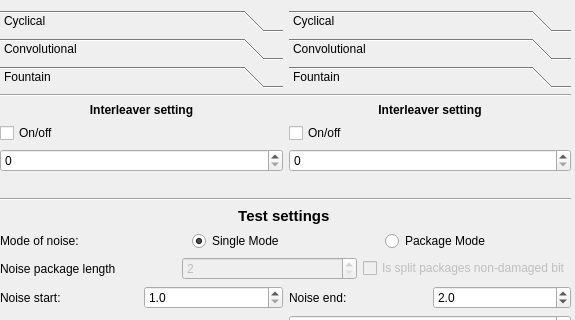
This is src/GUI/UI/window.ui in Banifest/Codding as Qt 5 draws it before an edit; both pictures show x 0 to 575 and y 157 to 477 of the 575 by 734 pixel window. The edited form follows.
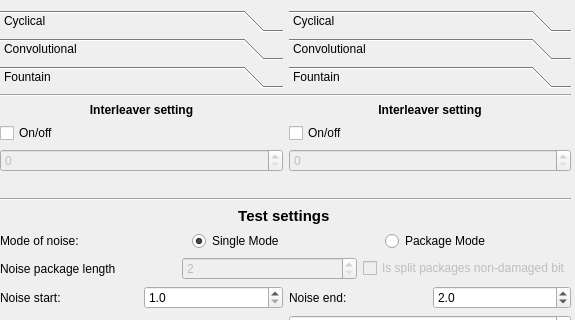
This is the edited form.

Commit message: Separate windows events handler

```diff
--- a/src/GUI/UI/window.ui
+++ b/src/GUI/UI/window.ui
@@ -34,6 +34,9 @@
       <layout class="QGridLayout" name="firstCoderGrid">
        <item row="5" column="1">
         <widget class="QSpinBox" name="lenSecondInterEdit">
+            <property name="enabled">
+                <bool>false</bool>
+            </property>
          <property name="maximum">
           <number>99999</number>
          </property>
@@ -41,6 +44,9 @@
        </item>
        <item row="5" column="0">
         <widget class="QSpinBox" name="lenFirstInterEdit">
+            <property name="enabled">
+                <bool>false</bool>
+            </property>
          <property name="maximum">
           <number>99999</number>
          </property>
```
Left out of the diff: 34 changed lines with no effect on the pictures. The commit also changes 3 other files.
